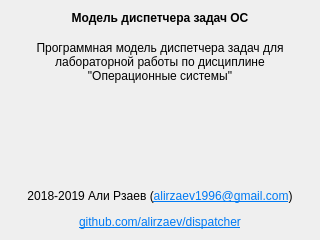
Before: the Qt Designer form gui/aboutwindow.ui in alirzaev/dispatcher, drawn with Qt 5.
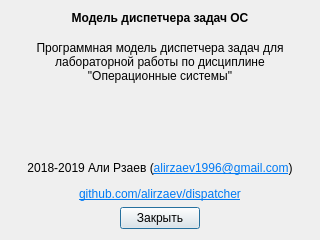
After: the same form once the commit is applied.

Commit message: Добавил кнопку для закрытия окна "О программе"

```diff
--- a/gui/aboutwindow.ui
+++ b/gui/aboutwindow.ui
@@ -123,6 +123,43 @@
        </property>
       </widget>
      </item>
+     <item>
+      <layout class="QHBoxLayout" name="horizontalLayout">
+       <item>
+        <spacer name="horizontalSpacer">
+         <property name="orientation">
+          <enum>Qt::Horizontal</enum>
+         </property>
+         <property name="sizeHint" stdset="0">
+          <size>
+           <width>40</width>
+           <height>20</height>
+          </size>
+         </property>
+        </spacer>
+       </item>
+       <item>
+        <widget class="QPushButton" name="closeButton">
+         <property name="text">
+          <string>Закрыть</string>
+         </property>
+        </widget>
+       </item>
+       <item>
+        <spacer name="horizontalSpacer_2">
+         <property name="orientation">
+          <enum>Qt::Horizontal</enum>
+         </property>
+         <property name="sizeHint" stdset="0">
+          <size>
+           <width>40</width>
+           <height>20</height>
+          </size>
+         </property>
+        </spacer>
+       </item>
+      </layout>
+     </item>
     </layout>
    </item>
   </layout>
```
Left out of the diff: 19 changed lines with no effect on the pictures.
